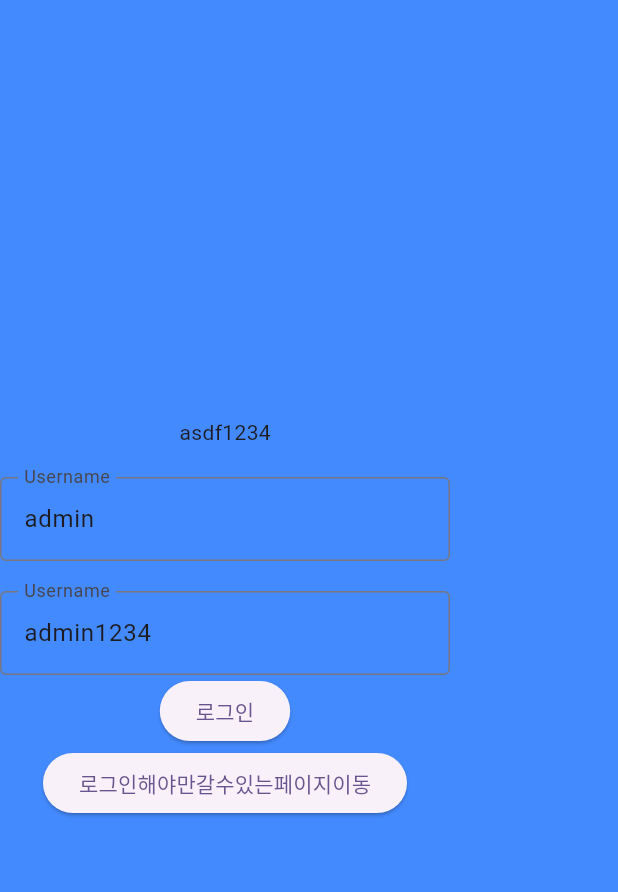
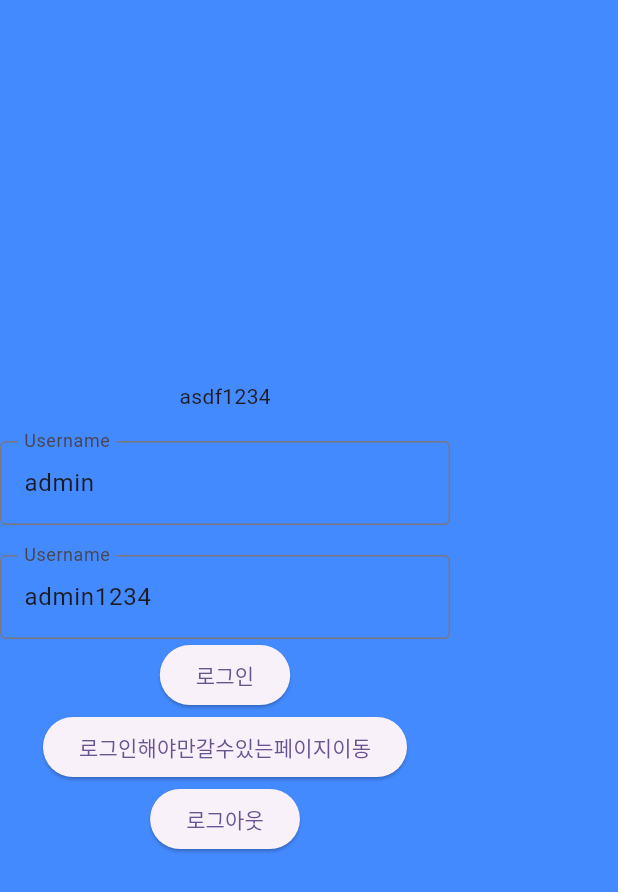
Before and after one commit to TaeSeungRyu/flutter_root_model, a Flutter app: the screen it shows after launch, on a phone screen of 412 x 824 dp. Shown: the top 892 px of the screen. Run offline on Flutter 3.47's test engine with Material 3 defaults, Android fonts, the phone set to English and light mode, and no system bars; our stand-ins replace cookie_jar, dio, dio_cookie_manager, flutter_dotenv, flutter_secure_storage, get.

Commit message:
기본 프레임 제작 - 6
1. 로그아웃 기능 추가 및 테스트 완료!

```diff
--- a/lib/commons/auth/auth_controller.dart
+++ b/lib/commons/auth/auth_controller.dart
@@ -21,4 +21,8 @@ class AuthController extends GetxController {
     Storage.put(key: authKey, value: accessToken);
   }
 
+  removeAccessToken() {
+    Storage.remove(authKey);
+  }
+
 }
--- a/lib/commons/constants.dart
+++ b/lib/commons/constants.dart
@@ -4,4 +4,5 @@ import 'package:flutter_dotenv/flutter_dotenv.dart';
 class APIS {
   static String get apiBaseUrl => dotenv.env['API_BASE_URL'] ?? '';
   static String get signin =>  '$apiBaseUrl/mobile/auth/login';
+  static String get signOut => '$apiBaseUrl/mobile/auth/logout';
 }
--- a/lib/screens/signin/service/signin_service.dart
+++ b/lib/screens/signin/service/signin_service.dart
@@ -34,4 +34,10 @@ class SigninService extends GetxService {
       throw Exception('서버 오류: ${response.statusCode}');
     }
   }
+
+  Future<void> logout() async {
+    // 로그아웃 API 호출
+    await BuHttpClient.get(APIS.signOut);
+    authController.removeAccessToken();
+  }
 }
--- a/lib/screens/signin/signin.dart
+++ b/lib/screens/signin/signin.dart
@@ -56,6 +56,10 @@ class Signin extends GetView<SigninController> {
                   onPressed: controller.testMovePage,
                   child: const Text('로그인해야만갈수있는페이지이동'),
                 ),
+                ElevatedButton(
+                  onPressed: controller.signOut,
+                  child: const Text('로그아웃'),
+                ),
               ],
             ),
           ),
```
Also changed, not shown: lib/screens/signin/controller/signin_controller.dart (+10 -0 lines).
